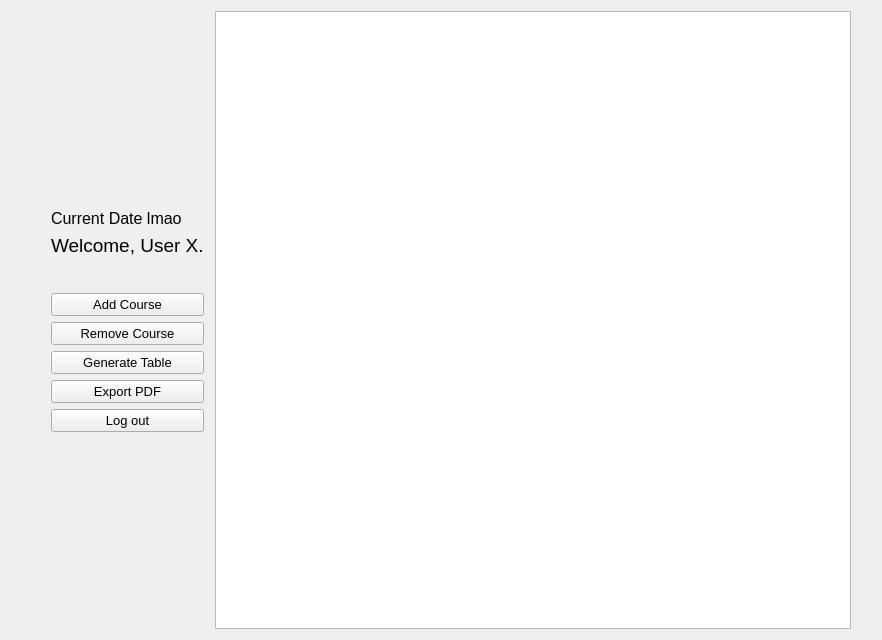
PPsyrius/projekt-KASS, file form_main_prof.ui: the form before one commit.
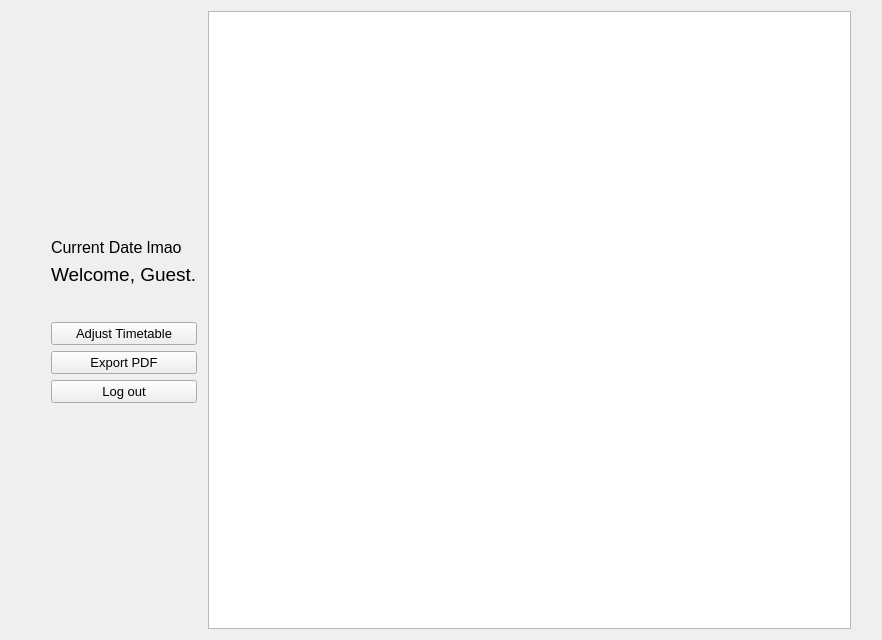
The form after the commit.

Commit message: More finishing touches for non Add/Remove Room section

```diff
--- a/form_main_prof.ui
+++ b/form_main_prof.ui
@@ -10,6 +10,12 @@
     <height>640</height>
    </rect>
   </property>
+  <property name="minimumSize">
+   <size>
+    <width>600</width>
+    <height>0</height>
+   </size>
+  </property>
   <property name="windowTitle">
    <string>UI_tableview</string>
   </property>
@@ -65,7 +71,7 @@
         </font>
        </property>
        <property name="text">
-        <string>Welcome, User X.</string>
+        <string>Welcome, Guest.</string>
        </property>
       </widget>
      </item>
@@ -93,31 +99,7 @@
         </font>
        </property>
        <property name="text">
-        <string>Add Course</string>
-       </property>
-      </widget>
-     </item>
-     <item>
-      <widget class="QPushButton" name="bt_removeCourse">
-       <property name="font">
-        <font>
-         <pointsize>10</pointsize>
-        </font>
-       </property>
-       <property name="text">
-        <string>Remove Course</string>
-       </property>
-      </widget>
-     </item>
-     <item>
-      <widget class="QPushButton" name="bt_generateTable">
-       <property name="font">
-        <font>
-         <pointsize>10</pointsize>
-        </font>
-       </property>
-       <property name="text">
-        <string>Generate Table</string>
+        <string>Adjust Timetable</string>
        </property>
       </widget>
      </item>
@@ -178,12 +160,6 @@
    </item>
    <item>
     <widget class="QTableView" name="table_wholeSchedule">
-     <property name="minimumSize">
-      <size>
-       <width>600</width>
-       <height>0</height>
-      </size>
-     </property>
      <property name="font">
       <font>
        <pointsize>12</pointsize>
```
Left out of the diff: 8 changed lines with no effect on the pictures. The commit also changes 2 other files.
